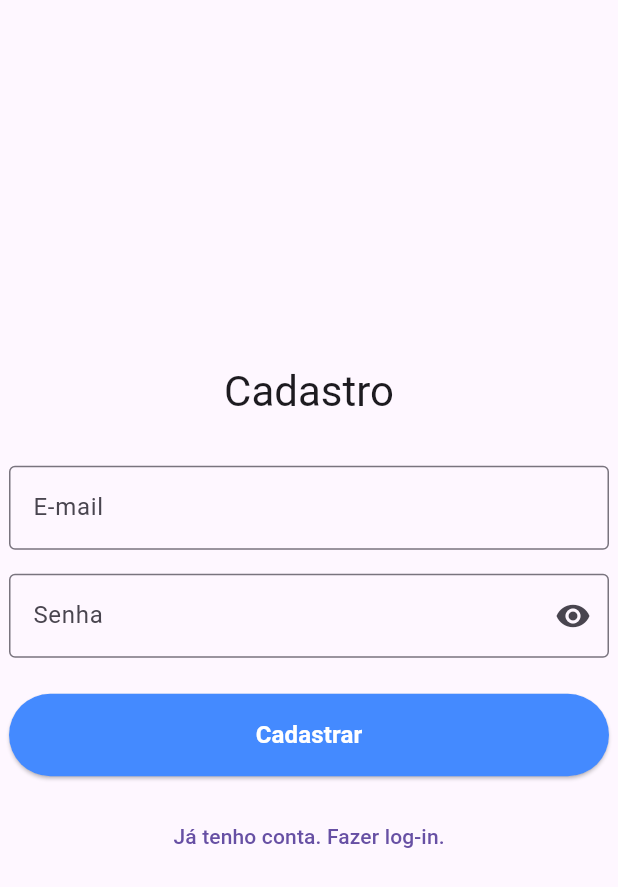
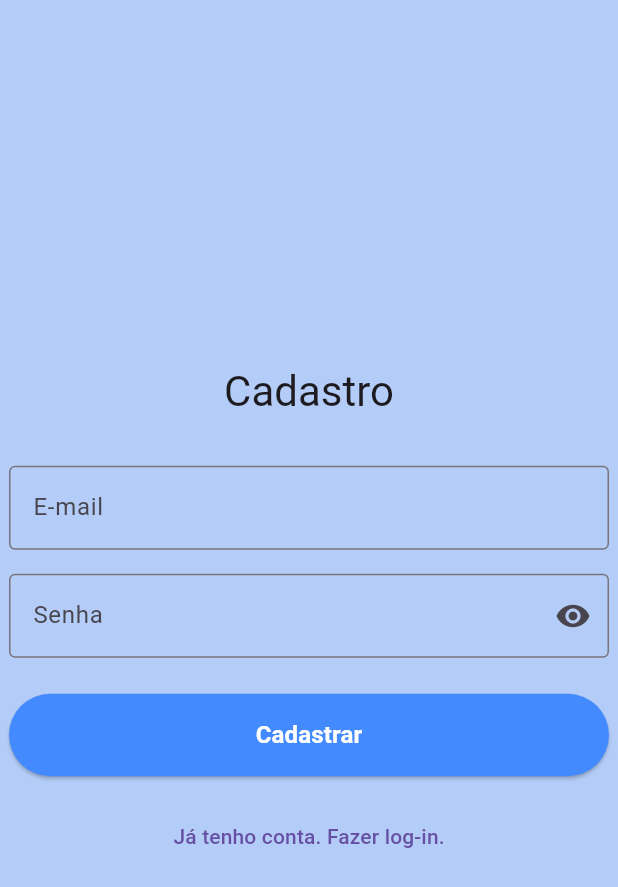
Before and after one commit to TGeronimo/budgeting-ui, a Flutter app: the screen it shows after launch, after a tap on "Sign-up", on a phone screen of 412 x 824 dp. Shown: the top 887 px of the screen. Run offline on Flutter 3.47's test engine with Material 3 defaults, Android fonts, the light colour scheme and no system bars.

Commit message:
Apply standard background color to active pages.

```diff
--- a/lib/pages/auth/log_in_page.dart
+++ b/lib/pages/auth/log_in_page.dart
@@ -24,6 +24,7 @@ final _formKey = GlobalKey<FormState>();
         builder: (context, viewportConstraints) {
           return SingleChildScrollView(
             child: AnimatedContainer(
+              color: const Color.fromARGB(255, 161, 195, 246).withValues(alpha: 0.8),
               duration: const Duration(milliseconds: 200),
               constraints: BoxConstraints(
                 minHeight: viewportConstraints.maxHeight,
--- a/lib/pages/auth/sign_up_page.dart
+++ b/lib/pages/auth/sign_up_page.dart
@@ -23,6 +23,7 @@ class _SignUpPageState extends State<SignUpPage> {
         builder: (context, viewportConstraints) {
           return SingleChildScrollView(
             child: AnimatedContainer(
+              color: const Color.fromARGB(255, 161, 195, 246).withValues(alpha: 0.8),
               duration: const Duration(milliseconds: 200),
               constraints: BoxConstraints(
                 minHeight: viewportConstraints.maxHeight,
--- a/lib/pages/landing_page.dart
+++ b/lib/pages/landing_page.dart
@@ -7,6 +7,7 @@ class LandingPage extends StatelessWidget {
   @override
   Widget build(BuildContext context) {
     return Scaffold(
+      backgroundColor: const Color.fromARGB(255, 161, 195, 246).withValues(alpha: 0.8),
         body: Center(
           child: Column(
             mainAxisAlignment: MainAxisAlignment.center,
```
